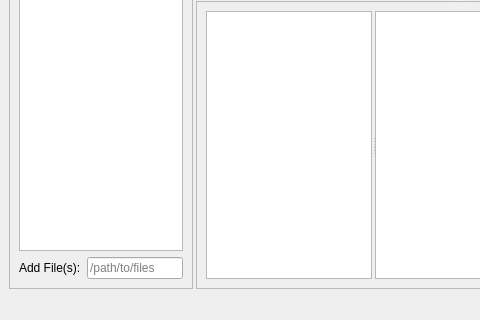
The window that ui/gui.ui (LiuLab-CSRC/ClickX) describes before a commit, drawn with Qt 5; both pictures show x 0 to 480 and y 357 to 677 of the 930 by 677 pixel window.
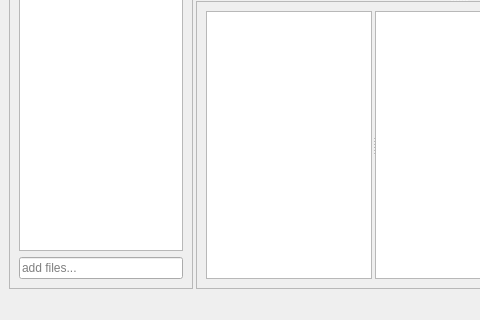
The same window after the commit. The open tabs and pages were chosen to show the change. Custom widgets are drawn as their Qt base class.

The edit to the form file:
```diff
--- a/ui/gui.ui
+++ b/ui/gui.ui
@@ -74,16 +74,9 @@
         <item>
          <layout class="QGridLayout" name="gridLayout">
           <item row="0" column="0">
-           <widget class="QLabel" name="label_6">
-            <property name="text">
-             <string>Add File(s):</string>
-            </property>
-           </widget>
-          </item>
-          <item row="0" column="1">
            <widget class="QLineEdit" name="addFileLine">
             <property name="placeholderText">
-             <string>/path/to/files</string>
+             <string>add files...</string>
             </property>
            </widget>
           </item>
```
Left out of the diff: 2 changed lines with no effect on the pictures.
